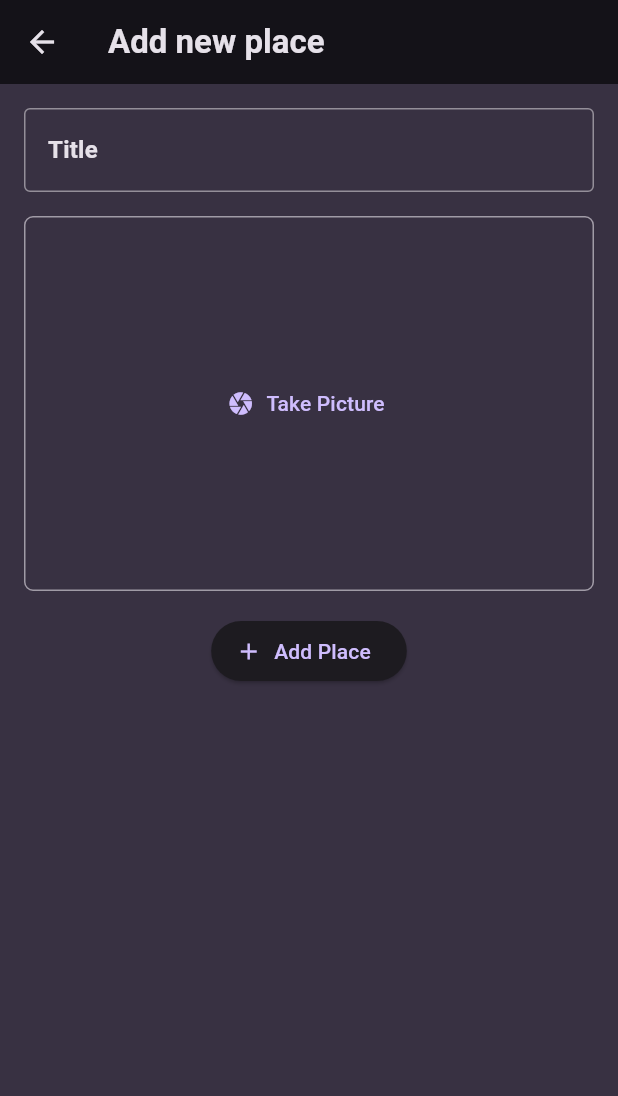
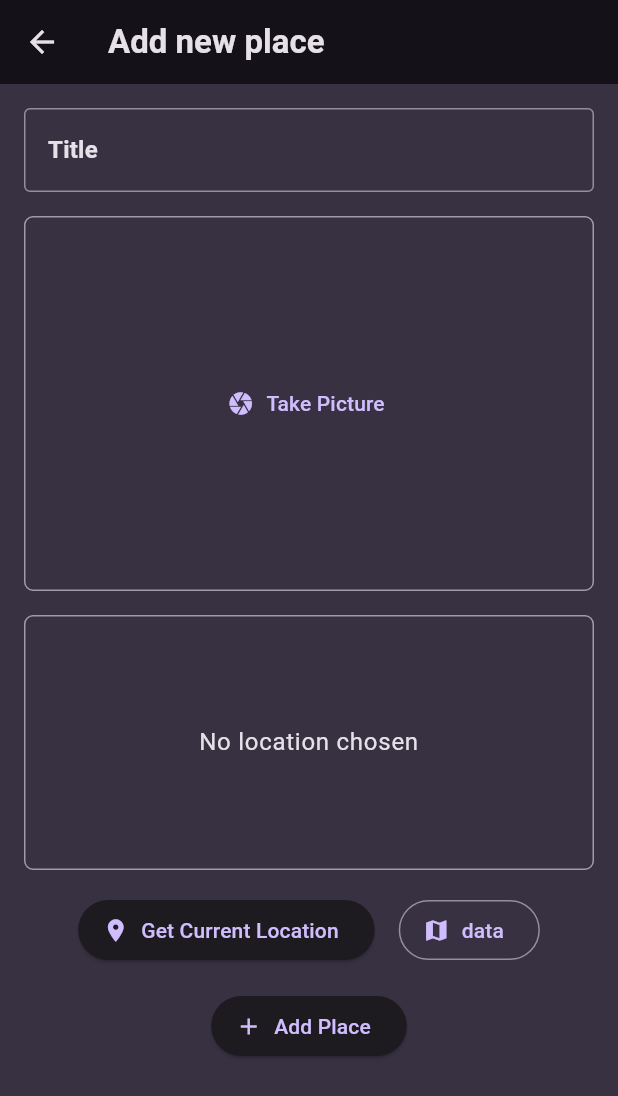
Before and after one commit to KISHORE-KUMAR-S/Favourite-Places, a Flutter app: the AddNewPlace screen opened directly, on a phone screen of 412 x 824 dp. Shown: the top 1096 px of the screen. Run offline on Flutter 3.47's test engine with Material 3 defaults, Android fonts, the phone set to English and light mode, and no system bars; our stand-ins replace flutter_riverpod, google_fonts, image_picker, location.

Commit message:
Fourth Commit

```diff
--- a/lib/screens/add_new_place.dart
+++ b/lib/screens/add_new_place.dart
@@ -1,6 +1,7 @@
 import 'dart:io';
 
 import 'package:favourite_places/providers/user_places.dart';
+import 'package:favourite_places/widgets/add_location.dart';
 import 'package:favourite_places/widgets/image_input.dart';
 import 'package:flutter/material.dart';
 import 'package:flutter_riverpod/flutter_riverpod.dart';
@@ -62,6 +63,8 @@ class _AddNewPlaceState extends ConsumerState<AddNewPlace> {
               onPickImage: (image) => _selectedImage = image,
             ),
             const SizedBox(height: 16),
+            const AddLocation(),
+            const SizedBox(height: 16),
             ElevatedButton.icon(
               onPressed: _savePlace,
               icon: const Icon(Icons.add),
--- /dev/null
+++ b/lib/widgets/add_location.dart
@@ -0,0 +1,103 @@
+import 'package:flutter/material.dart';
+import 'package:location/location.dart';
+
+class AddLocation extends StatefulWidget {
+  const AddLocation({super.key});
+
+  @override
+  State<AddLocation> createState() => _AddLocationState();
+}
+
+class _AddLocationState extends State<AddLocation> {
+  Location? _pickedLocation;
+  var _isGettingLocation = false;
+
+  void getCurrentLocation() async {
+    _isGettingLocation = true;
+
+    Location location = Location();
+    bool serviceEnabled;
+    PermissionStatus permissionGranted;
+    LocationData locationData;
+
+    serviceEnabled = await location.serviceEnabled();
+    if (!serviceEnabled) {
+      serviceEnabled = await location.requestService();
+      if (!serviceEnabled) {
+        return;
+      }
+    }
+
+    permissionGranted = await location.hasPermission();
+    if (permissionGranted == PermissionStatus.denied) {
+      permissionGranted = await location.requestPermission();
+      if (permissionGranted != PermissionStatus.granted) {
+        return;
+      }
+    }
+
+    setState(() {
+      _isGettingLocation = true;
+    });
+
+    locationData = await location.getLocation();
+
+    print(locationData.latitude);
+    print(locationData.longitude);
+
+    setState(() {
+      _isGettingLocation = false;
+    });
+  }
+
+  @override
+  Widget build(BuildContext context) {
+    Widget previewContent = Text(
+      'No location chosen',
+      textAlign: TextAlign.center,
+      style: Theme.of(context)
+          .textTheme
+          .bodyLarge!
+          .copyWith(color: Theme.of(context).colorScheme.onBackground),
+    );
+
+    if (_isGettingLocation)
+      previewContent = const CircularProgressIndicator.adaptive();
+
+    return Column(
+      children: [
+        Container(
+          height: 170,
+          width: double.infinity,
+          alignment: Alignment.center,
+          decoration: BoxDecoration(
+            border: Border.all(
+              width: 1,
+              color:
+                  Theme.of(context).colorScheme.onBackground.withOpacity(0.6),
+            ),
+            borderRadius: BorderRadius.circular(6),
+          ),
+          child: previewContent,
+        ),
+        const SizedBox(height: 16),
+        Row(
+          mainAxisAlignment: MainAxisAlignment.center,
+          children: [
+            ElevatedButton.icon(
+              onPressed: getCurrentLocation,
+              icon: const Icon(Icons.location_on),
+              label: const Text('Get Current Location'),
+            ),
+            const SizedBox(width: 16),
+            OutlinedButton.icon(
+              onPressed: () {},
+              icon: const Icon(Icons.map),
+              label: const Text('data'),
+            ),
+          ],
+        ),
+      ],
+    );
+  }
+}
```
Also changed, not shown: 3 other files.
